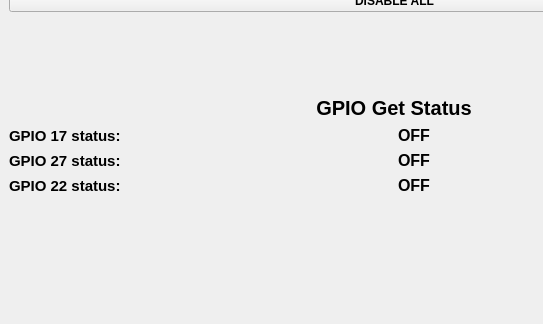
Old version of the form OSCServer/mainWindow.ui in the repository enry1897/FlowVision; both pictures show x 0 to 543 and y 276 to 600 of the 800 by 600 pixel window.
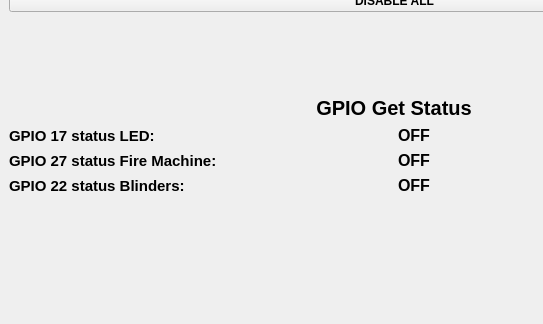
New version of the form.

Patch:
```diff
--- a/OSCServer/mainWindow.ui
+++ b/OSCServer/mainWindow.ui
@@ -220,7 +220,7 @@
             </font>
            </property>
            <property name="text">
-            <string>GPIO 17 status:</string>
+            <string>GPIO 17 status LED:</string>
            </property>
           </widget>
          </item>
@@ -250,7 +250,7 @@
             </font>
            </property>
            <property name="text">
-            <string>GPIO 27 status:</string>
+            <string>GPIO 27 status Fire Machine:</string>
            </property>
           </widget>
          </item>
@@ -280,7 +280,7 @@
             </font>
            </property>
            <property name="text">
-            <string>GPIO 22 status:</string>
+            <string>GPIO 22 status Blinders:</string>
            </property>
           </widget>
          </item>
```
Left out of the diff: 4 changed lines with no effect on the pictures.
